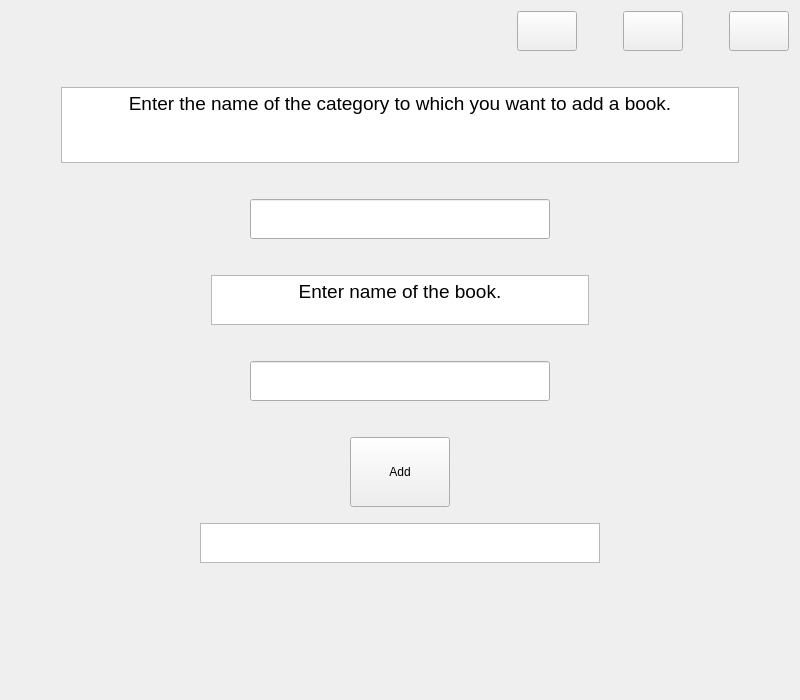
Before: the Qt Designer form Project/add_to_category.ui in AminNaghiyan/uiap92_project, drawn with Qt 5.
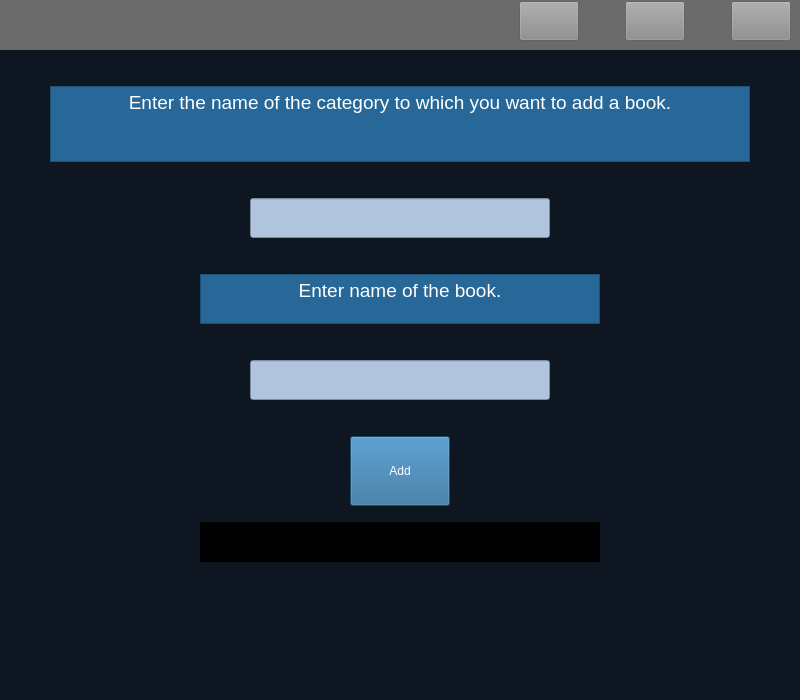
After: the same form once the commit is applied. Icons and pictures are not drawn.

Commit message: Design final appearance of page Add_to_category

Patch:
```diff
--- a/Project/add_to_category.ui
+++ b/Project/add_to_category.ui
@@ -13,7 +13,95 @@
   <property name="windowTitle">
    <string>Form</string>
   </property>
+  <property name="styleSheet">
+   <string notr="true">#add_to_category
+{
+background-color : rgb(14, 22, 33)
+}
+
+#top
+{
+background-color : rgb(107, 107, 107)
+}
+
+#back::hover
+{
+	background-color: rgb(206, 206, 206);
+}
+
+#back
+{
+background-color : rgb(140, 140, 140) ;
+border-color: rgb(0, 0, 0);
+}
+#close
+{
+background-color : rgb(140, 140, 140) ;
+}
+
+#close::hover
+{
+background-color : red 
+}
+
+#reload::hover
+{
+	background-color: rgb(206, 206, 206);
+}
+
+#reload
+{
+background-color : rgb(140, 140, 140) ;
+border-color: rgb(0, 0, 0);
+}
+
+#textBrowser
+{
+	color: rgb(255, 255, 255);
+	background-color: rgb(39, 104, 153);
+}
+#textBrowser_2
+{
+    color: rgb(255, 255, 255);
+	background-color: rgb(39, 104, 153);
+}
+
+#category_name
+{
+color: rgb(79, 59, 33);
+background-color : rgb(176, 196, 222)
+}
+
+#book_name
+{
+color: rgb(79, 59, 33);
+background-color : rgb(176, 196, 222)
+}
+
+#textBrowser_3
+{
+	background-color: rgb(0, 0, 0);
+	color: rgb(178, 34, 34);
+	font: 10pt &quot;MS Shell Dlg 2&quot;;
+}
+
+#add
+{
+	color: rgb(255, 255, 255);
+	font: 10pt &quot;MS Shell Dlg 2&quot;;
+    background-color: rgb(39, 104, 153) ;
+}</string>
+  </property>
   <layout class="QVBoxLayout" name="verticalLayout">
+   <property name="leftMargin">
+    <number>0</number>
+   </property>
+   <property name="topMargin">
+    <number>0</number>
+   </property>
+   <property name="rightMargin">
+    <number>0</number>
+   </property>
    <item>
     <layout class="QVBoxLayout" name="verticalLayout_2">
      <property name="topMargin">
@@ -23,9 +111,10 @@
       <number>0</number>
      </property>
      <item>
+      <widget class="QWidget" name="top" native="true">
       <layout class="QHBoxLayout" name="horizontalLayout">
        <property name="topMargin">
-        <number>0</number>
+         <number>1</number>
        </property>
        <item>
         <spacer name="horizontalSpacer">
@@ -57,8 +146,8 @@
          </property>
          <property name="iconSize">
           <size>
-           <width>50</width>
-           <height>40</height>
+            <width>30</width>
+            <height>30</height>
           </size>
          </property>
         </widget>
@@ -96,8 +185,8 @@
          </property>
          <property name="iconSize">
           <size>
-           <width>50</width>
-           <height>40</height>
+            <width>30</width>
+            <height>30</height>
           </size>
          </property>
         </widget>
@@ -135,13 +224,14 @@
          </property>
          <property name="iconSize">
           <size>
-           <width>50</width>
-           <height>40</height>
+            <width>30</width>
+            <height>30</height>
           </size>
          </property>
         </widget>
        </item>
       </layout>
+      </widget>
      </item>
      <item>
       <spacer name="verticalSpacer_2">
@@ -567,7 +657,7 @@
           <string>&lt;!DOCTYPE HTML PUBLIC &quot;-//W3C//DTD HTML 4.0//EN&quot; &quot;http://www.w3.org/TR/REC-html40/strict.dtd&quot;&gt;
 &lt;html&gt;&lt;head&gt;&lt;meta name=&quot;qrichtext&quot; content=&quot;1&quot; /&gt;&lt;style type=&quot;text/css&quot;&gt;
 p, li { white-space: pre-wrap; }
-&lt;/style&gt;&lt;/head&gt;&lt;body style=&quot; font-family:'MS Shell Dlg 2'; font-size:8.05594pt; font-weight:400; font-style:normal;&quot;&gt;
+&lt;/style&gt;&lt;/head&gt;&lt;body style=&quot; font-family:'MS Shell Dlg 2'; font-size:10pt; font-weight:400; font-style:normal;&quot;&gt;
 &lt;p align=&quot;center&quot; style=&quot;-qt-paragraph-type:empty; margin-top:0px; margin-bottom:0px; margin-left:0px; margin-right:0px; -qt-block-indent:0; text-indent:0px; font-size:8.05594pt;&quot;&gt;&lt;br /&gt;&lt;/p&gt;&lt;/body&gt;&lt;/html&gt;</string>
          </property>
         </widget>
```
Lines whose indentation alone changed are shown as unchanged. The commit also changes 3 other files.
